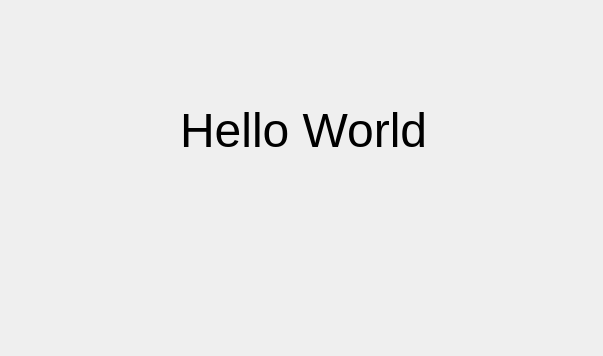
MathiasHouwen/FIIW_projects_bachelor, file Chaturaji/src/view/mainwindow.ui: the form before one commit.
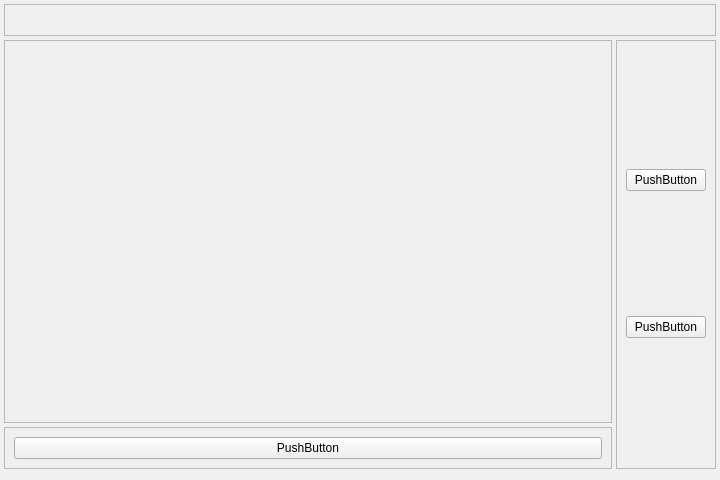
The form after the commit.

Commit message: Responsive layout

Diff of the .ui file:
```diff
--- a/Chaturaji/src/view/mainwindow.ui
+++ b/Chaturaji/src/view/mainwindow.ui
@@ -2,33 +2,152 @@
 <ui version="4.0">
  <class>MainWindow</class>
  <widget class="QWidget" name="MainWindow">
+  <property name="enabled">
+   <bool>true</bool>
+  </property>
   <property name="geometry">
    <rect>
     <x>0</x>
     <y>0</y>
-    <width>603</width>
-    <height>356</height>
+    <width>720</width>
+    <height>480</height>
    </rect>
   </property>
+  <property name="sizePolicy">
+   <sizepolicy hsizetype="Fixed" vsizetype="Preferred">
+    <horstretch>0</horstretch>
+    <verstretch>0</verstretch>
+   </sizepolicy>
+  </property>
   <property name="windowTitle">
    <string>MainWindow</string>
   </property>
-  <widget class="QLabel" name="label">
-   <property name="geometry">
-    <rect>
-     <x>180</x>
-     <y>60</y>
-     <width>251</width>
-     <height>141</height>
-    </rect>
+  <property name="layoutDirection">
+   <enum>Qt::LayoutDirection::LeftToRight</enum>
+  </property>
+  <property name="autoFillBackground">
+   <bool>true</bool>
+  </property>
+  <layout class="QVBoxLayout" name="verticalLayout" stretch="0,0">
+   <property name="spacing">
+    <number>4</number>
    </property>
-   <property name="text">
-    <string>&lt;html&gt;&lt;head/&gt;&lt;body&gt;&lt;p&gt;&lt;span style=&quot; font-size:36pt;&quot;&gt;Hello World!&lt;/span&gt;&lt;/p&gt;&lt;/body&gt;&lt;/html&gt;</string>
+   <property name="leftMargin">
+    <number>4</number>
    </property>
-   <property name="margin">
-    <number>0</number>
+   <property name="topMargin">
+    <number>4</number>
    </property>
-  </widget>
+   <property name="rightMargin">
+    <number>4</number>
+   </property>
+   <item>
+    <widget class="QFrame" name="topBar">
+     <property name="sizePolicy">
+      <sizepolicy hsizetype="Expanding" vsizetype="Fixed">
+       <horstretch>0</horstretch>
+       <verstretch>0</verstretch>
+      </sizepolicy>
+     </property>
+     <property name="minimumSize">
+      <size>
+       <width>0</width>
+       <height>32</height>
+      </size>
+     </property>
+     <property name="frameShape">
+      <enum>QFrame::Shape::StyledPanel</enum>
+     </property>
+     <property name="frameShadow">
+      <enum>QFrame::Shadow::Raised</enum>
+     </property>
+    </widget>
+   </item>
+   <item>
+    <layout class="QHBoxLayout" name="mainLayout">
+     <property name="spacing">
+      <number>4</number>
+     </property>
+     <item>
+      <layout class="QVBoxLayout" name="leftLayout">
+       <item>
+        <widget class="QFrame" name="boardPanel">
+         <property name="sizePolicy">
+          <sizepolicy hsizetype="Expanding" vsizetype="Expanding">
+           <horstretch>0</horstretch>
+           <verstretch>0</verstretch>
+          </sizepolicy>
+         </property>
+         <property name="frameShape">
+          <enum>QFrame::Shape::StyledPanel</enum>
+         </property>
+         <property name="frameShadow">
+          <enum>QFrame::Shadow::Raised</enum>
+         </property>
+        </widget>
+       </item>
+       <item>
+        <widget class="QFrame" name="turnsPanel">
+         <property name="sizePolicy">
+          <sizepolicy hsizetype="Preferred" vsizetype="Minimum">
+           <horstretch>0</horstretch>
+           <verstretch>0</verstretch>
+          </sizepolicy>
+         </property>
+         <property name="frameShape">
+          <enum>QFrame::Shape::StyledPanel</enum>
+         </property>
+         <property name="frameShadow">
+          <enum>QFrame::Shadow::Raised</enum>
+         </property>
+         <layout class="QVBoxLayout" name="verticalLayout_4">
+          <item>
+           <widget class="QPushButton" name="pushButton_3">
+            <property name="text">
+             <string>PushButton</string>
+            </property>
+           </widget>
+          </item>
+         </layout>
+        </widget>
+       </item>
+      </layout>
+     </item>
+     <item>
+      <widget class="QFrame" name="sidePanel">
+       <property name="sizePolicy">
+        <sizepolicy hsizetype="Minimum" vsizetype="Preferred">
+         <horstretch>0</horstretch>
+         <verstretch>0</verstretch>
+        </sizepolicy>
+       </property>
+       <property name="frameShape">
+        <enum>QFrame::Shape::StyledPanel</enum>
+       </property>
+       <property name="frameShadow">
+        <enum>QFrame::Shadow::Raised</enum>
+       </property>
+       <layout class="QVBoxLayout" name="verticalLayout_3">
+        <item>
+         <widget class="QPushButton" name="pushButton_2">
+          <property name="text">
+           <string>PushButton</string>
+          </property>
+         </widget>
+        </item>
+        <item>
+         <widget class="QPushButton" name="pushButton">
+          <property name="text">
+           <string>PushButton</string>
+          </property>
+         </widget>
+        </item>
+       </layout>
+      </widget>
+     </item>
+    </layout>
+   </item>
+  </layout>
  </widget>
  <resources/>
  <connections/>
```
The commit also changes 2 other files.
